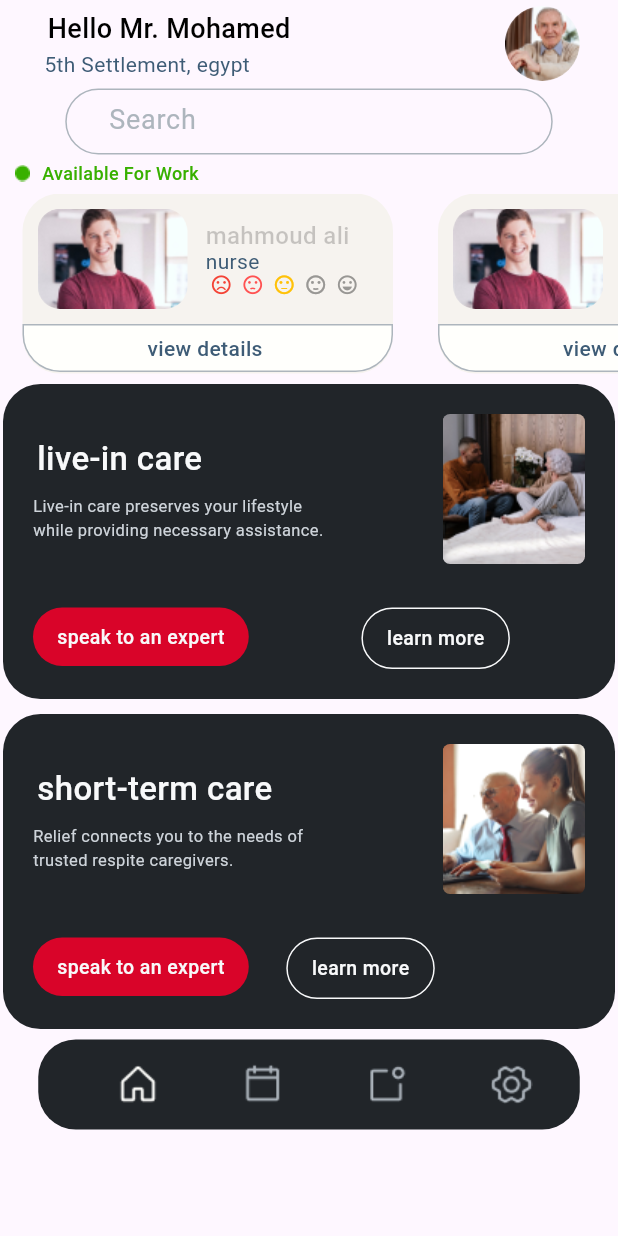
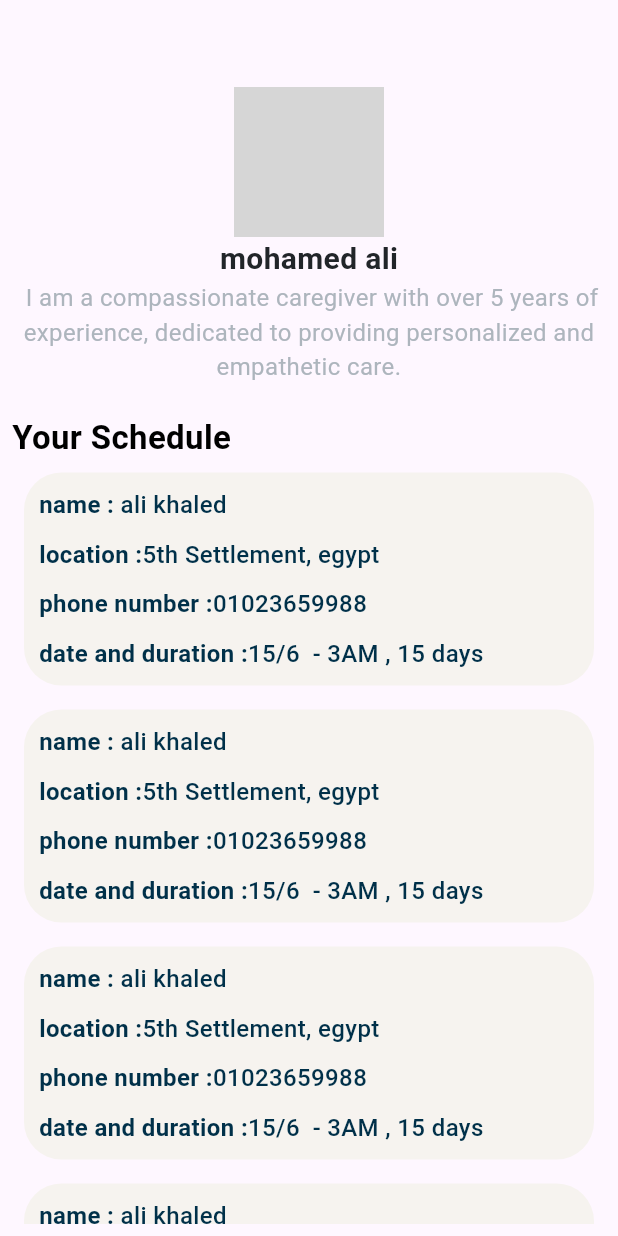
Before and after one commit to shahbbo/relief, a Flutter app: the screen it shows after launch, on a phone screen of 412 x 824 dp. Run offline on Flutter 3.47's test engine with Material 3 defaults, Android fonts, the phone set to English and light mode, and no system bars; drawn by our look-alikes of flutter_rating_bar; our stand-ins replace animated_splash_screen, bloc, flutter_bloc, page_transition; Roboto replaces fonts that are missing (Barlow); grey boxes are pictures that could not be loaded.

Commit message:
Done
CaregiverViewDetailsScreen Add

```diff
--- /dev/null
+++ b/lib/caregiver_view_details/caregiver_view_details_screen.dart
@@ -0,0 +1,54 @@
+import 'package:flutter/material.dart';
+import 'package:relief/caregiver_view_details/widget/schedule_widget.dart';
+
+import 'widget/profile_caregiver.dart';
+
+class CaregiverViewDetailsScreen extends StatelessWidget {
+  const CaregiverViewDetailsScreen({super.key});
+
+  @override
+  Widget build(BuildContext context) {
+    return Scaffold(
+      body: SafeArea(
+        child: Padding(
+          padding: const EdgeInsets.all(8.0),
+          child: SingleChildScrollView(
+            child: Column(
+              crossAxisAlignment: CrossAxisAlignment.start,
+              children: [
+                SizedBox(
+                  height: 50,
+                ),
+                ProfileCaregiver(),
+                SizedBox(
+                  height: 20,
+                ),
+                Text(
+                  'Your Schedule',
+                  style: TextStyle(
+                    color: Colors.black,
+                    fontSize: 22,
+                    fontFamily: 'Barlow',
+                    fontWeight: FontWeight.w600,
+                  ),
+                ),
+
+                ListView.builder(
+                  shrinkWrap: true,
+                  physics: NeverScrollableScrollPhysics(),
+                  itemCount: 5,
+                  itemBuilder: (context, index) {
+                    return Padding(
+                      padding: const EdgeInsets.all(8.0),
+                      child: ScheduleWidget(),
+                    );
+                  },
+                )
+              ],
+            ),
+          ),
+        ),
+      ),
+    );
+  }
+}
--- /dev/null
+++ b/lib/caregiver_view_details/widget/profile_caregiver.dart
@@ -0,0 +1,36 @@
+import 'package:flutter/material.dart';
+
+class ProfileCaregiver extends StatelessWidget {
+  const ProfileCaregiver({super.key});
+
+  @override
+  Widget build(BuildContext context) {
+    return Column(
+      children: [
+        CircleAvatar(
+          radius: 50,
+          backgroundImage: AssetImage('assets/images/caregiver.jpg'),
+        ),
+        Text(
+          'mohamed ali',
+          style: TextStyle(
+            color: Color(0xFF212529),
+            fontSize: 20,
+            fontFamily: 'Barlow',
+            fontWeight: FontWeight.w600,
+          ),
+        ),
+        Text(
+          ' I am a compassionate caregiver with over 5 years of experience, dedicated to providing personalized and empathetic care. ',
+          textAlign: TextAlign.center,
+          style: TextStyle(
+            color: Color(0xFFADB5BD),
+            fontSize: 16,
+            fontFamily: 'Barlow',
+            fontWeight: FontWeight.w400,
+          ),
+        ),
+      ],
+    );
+  }
+}
--- /dev/null
+++ b/lib/caregiver_view_details/widget/schedule_widget.dart
@@ -0,0 +1,137 @@
+import 'package:flutter/material.dart';
+
+class ScheduleWidget extends StatelessWidget {
+  const ScheduleWidget({super.key});
+
+  @override
+  Widget build(BuildContext context) {
+    return Container(
+      width: double.infinity,
+      padding: const EdgeInsets.all(10),
+      decoration: ShapeDecoration(
+        color: Color(0xFFF6F3EF),
+        shape: RoundedRectangleBorder(
+          borderRadius: BorderRadius.circular(25),
+        ),
+      ),
+      child: Column(
+        crossAxisAlignment: CrossAxisAlignment.start,
+        children: [
+          Text.rich(
+            TextSpan(
+              children: [
+                TextSpan(
+                  text: 'name :',
+                  style: TextStyle(
+                    color: Color(0xFF003049),
+                    fontSize: 16,
+                    fontFamily: 'Barlow',
+                    fontWeight: FontWeight.w700,
+
+                  ),
+                ),
+                TextSpan(
+                  text: ' ali khaled',
+                  style: TextStyle(
+                    color: Color(0xFF003049),
+                    fontSize: 16,
+                    fontFamily: 'Barlow',
+                    fontWeight: FontWeight.w500,
+
+                  ),
+                ),
+              ],
+            ),
+          ),
+          SizedBox(
+            height: 10,
+          ),
+          Text.rich(
+            TextSpan(
+              children: [
+                TextSpan(
+                  text: 'location :',
+                  style: TextStyle(
+                    color: Color(0xFF003049),
+                    fontSize: 16,
+                    fontFamily: 'Barlow',
+                    fontWeight: FontWeight.w700,
+
+                  ),
+                ),
+                TextSpan(
+                  text: '5th Settlement, egypt',
+                  style: TextStyle(
+                    color: Color(0xFF003049),
+                    fontSize: 16,
+                    fontFamily: 'Barlow',
+                    fontWeight: FontWeight.w500,
+
+                  ),
+                ),
+              ],
+            ),
+          ),
+          SizedBox(
+            height: 10,
+          ),
+          Text.rich(
+            TextSpan(
+              children: [
+                TextSpan(
+                  text: 'phone number :',
+                  style: TextStyle(
+                    color: Color(0xFF003049),
+                    fontSize: 16,
+                    fontFamily: 'Barlow',
+                    fontWeight: FontWeight.w700,
+
+                  ),
+                ),
+                TextSpan(
+                  text: '01023659988',
+                  style: TextStyle(
+                    color: Color(0xFF003049),
+                    fontSize: 16,
+                    fontFamily: 'Barlow',
+                    fontWeight: FontWeight.w500,
+
+                  ),
+                ),
+              ],
+            ),
+          ),
+          SizedBox(
+            height: 10,
+          ),
+          Text.rich(
+            TextSpan(
+              children: [
+                TextSpan(
+                  text: 'date and duration :',
+                  style: TextStyle(
+                    color: Color(0xFF003049),
+                    fontSize: 16,
+                    fontFamily: 'Barlow',
+                    fontWeight: FontWeight.w700,
+
+                  ),
+                ),
+                TextSpan(
+                  text: '15/6  - 3AM , 15 days',
+                  style: TextStyle(
+                    color: Color(0xFF003049),
+                    fontSize: 16,
+                    fontFamily: 'Barlow',
+                    fontWeight: FontWeight.w500,
+
+                  ),
+                ),
+              ],
+            ),
+          ),
+        ],
+      ),
+    );
+  }
+}
--- a/lib/main.dart
+++ b/lib/main.dart
@@ -8,6 +8,8 @@ import 'package:relief/cubits/incareCubit/inCareCubit.dart';
 import 'package:relief/log in.dart';
 import 'package:relief/homeScreen.dart';
 import 'package:relief/register/logInScreen.dart';
+
+import 'caregiver_view_details/caregiver_view_details_screen.dart';
 
 void main() {
   runApp(const relief());
@@ -36,7 +38,7 @@ class relief extends StatelessWidget {
             //     nextScreen: logIn(),
             //     splashTransition: SplashTransition.fadeTransition,
             //     backgroundColor: Colors.white)
-            home: Scaffold(
+            /*home: Scaffold(
               body: SingleChildScrollView(
                 child: Column(
                   children: [
@@ -50,7 +52,9 @@ class relief extends StatelessWidget {
                   ],
                 ),
               ),
-            ),
+            ),*/
+
+            home: CaregiverViewDetailsScreen(),
           );
         },
       ),
```
